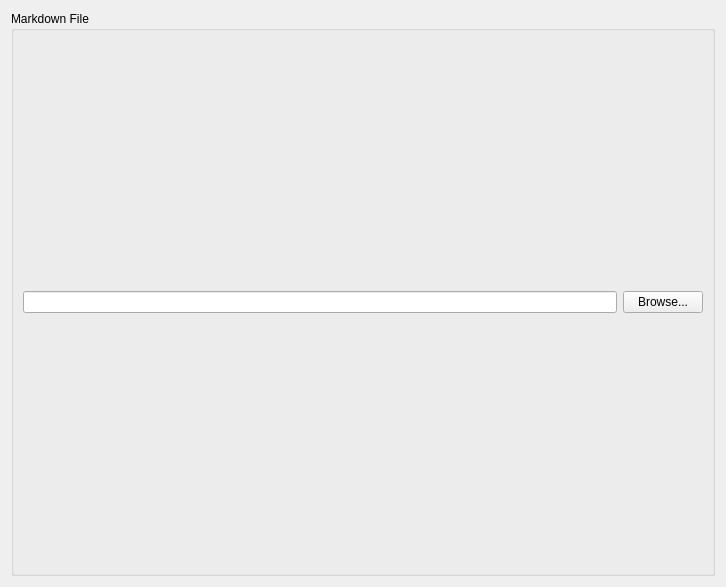
The window that src/config/markdownbookmarks_config.ui (andrewrabert/krunner-markdown-bookmarks) describes before a commit, drawn with Qt 5.
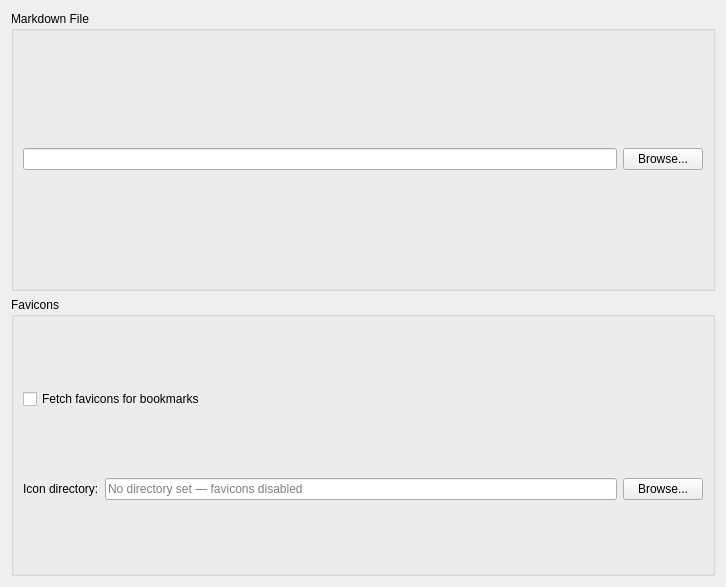
The same window after the commit.

Commit message:
Add favicon fetching and caching for bookmarks
Fetch favicons from DuckDuckGo with Google as fallback, cache them as
PNGs in a user-configured directory. Icons are displayed next to bookmark
results in KRunner. Manually placed icons are also supported — a
directory watcher picks up new files automatically.

Fetching is disabled by default; both the toggle and cache directory are
configurable via the KCM settings UI.

```diff
--- a/src/config/markdownbookmarks_config.ui
+++ b/src/config/markdownbookmarks_config.ui
@@ -37,6 +37,47 @@
      </layout>
     </widget>
    </item>
+   <item>
+    <widget class="QGroupBox" name="faviconsGroupBox">
+     <property name="title">
+      <string>Favicons</string>
+     </property>
+     <layout class="QVBoxLayout" name="faviconsLayout">
+      <item>
+       <widget class="QCheckBox" name="fetchFaviconsCheckBox">
+        <property name="text">
+         <string>Fetch favicons for bookmarks</string>
+        </property>
+       </widget>
+      </item>
+      <item>
+       <layout class="QHBoxLayout" name="faviconCachePathLayout">
+        <item>
+         <widget class="QLabel" name="faviconCachePathLabel">
+          <property name="text">
+           <string>Icon directory:</string>
+          </property>
+         </widget>
+        </item>
+        <item>
+         <widget class="QLineEdit" name="faviconCachePathEdit">
+          <property name="placeholderText">
+           <string>No directory set — favicons disabled</string>
+          </property>
+         </widget>
+        </item>
+        <item>
+         <widget class="QPushButton" name="browseFaviconCacheButton">
+          <property name="text">
+           <string>Browse...</string>
+          </property>
+         </widget>
+        </item>
+       </layout>
+      </item>
+     </layout>
+    </widget>
+   </item>
   </layout>
  </widget>
  <resources/>
```
The commit also changes 9 other files.
